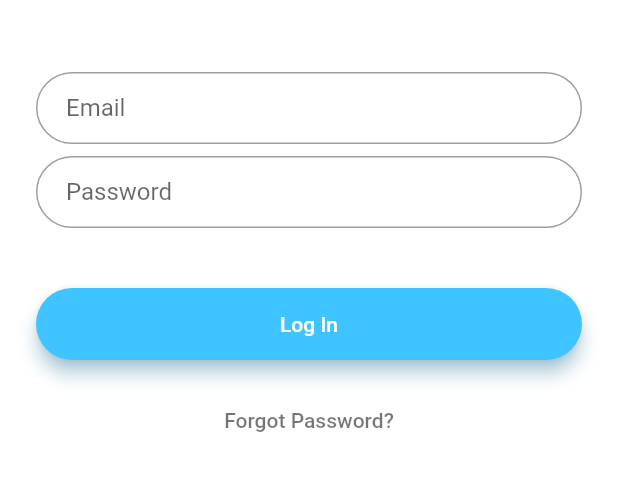
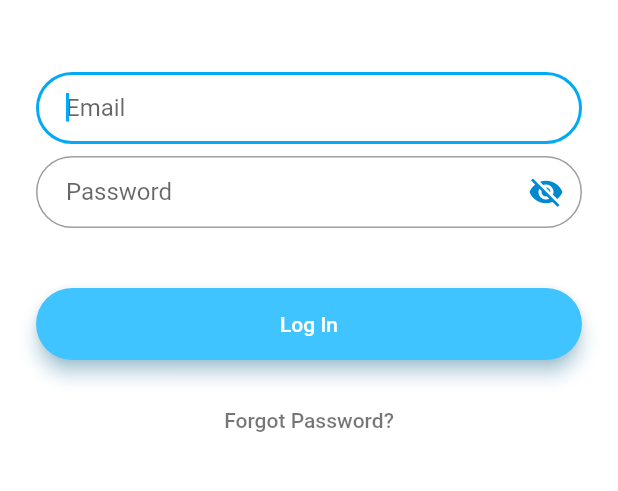
Before and after one commit to Eycer1/pine, a Flutter app: the screen it shows after launch, on a phone screen of 412 x 824 dp, the part 462-953 px from its top. Run offline on Flutter 3.47's test engine with Material 2 defaults, Android fonts, the phone set to English and light mode, and no system bars; Roboto replaces fonts that are missing (Nunito).

Commit message:
show password in log-in page

```diff
--- a/lib/main.dart
+++ b/lib/main.dart
@@ -13,9 +13,8 @@ class PineApp extends StatelessWidget {
   Widget build(BuildContext context) {
     return MaterialApp(
         title: 'Pine Application',
-        // routes: routes,
         debugShowCheckedModeBanner: false,
         theme: ThemeData(primarySwatch: Colors.lightBlue, fontFamily: 'Nunito'),
-        home: const LoginPage());
+        routes: routes);
   }
 }
--- a/lib/pages/login.dart
+++ b/lib/pages/login.dart
@@ -1,14 +1,21 @@
 import 'package:flutter/material.dart';
 
 class LoginPage extends StatefulWidget {
-  static String tag = 'login';
   const LoginPage({super.key});
-
   @override
   State<LoginPage> createState() => _LoginPageState();
 }
 
 class _LoginPageState extends State<LoginPage> {
+  bool _obscureText = true;
+
+  // Toggles the password show status
+  void _toggle() {
+    setState(() {
+      _obscureText = !_obscureText;
+    });
+  }
+
   @override
   Widget build(BuildContext context) {
     final logo = Hero(
@@ -20,7 +27,7 @@ class _LoginPageState extends State<LoginPage> {
 
     final email = TextFormField(
       keyboardType: TextInputType.emailAddress,
-      autofocus: false,
+      autofocus: true,
       decoration: InputDecoration(
           hintText: 'Email',
           contentPadding: const EdgeInsets.fromLTRB(20.0, 10.0, 20.0, 10.0),
@@ -30,9 +37,16 @@ class _LoginPageState extends State<LoginPage> {
 
     final password = TextFormField(
       autofocus: false,
-      obscureText: true,
+      obscureText: _obscureText,
       decoration: InputDecoration(
           hintText: 'Password',
+          suffixIcon: IconButton(
+            icon: Icon(
+              (_obscureText ? Icons.visibility_off : Icons.visibility),
+              color: Theme.of(context).primaryColorDark,
+            ),
+            onPressed: () => _toggle(),
+          ),
           contentPadding: const EdgeInsets.fromLTRB(20.0, 10.0, 20.0, 10.0),
           border:
               OutlineInputBorder(borderRadius: BorderRadius.circular(32.0))),
@@ -47,8 +61,9 @@ class _LoginPageState extends State<LoginPage> {
           elevation: 5.0,
           child: MaterialButton(
             height: 42.0,
-            onPressed: () {},
-            // color: Colors.lightBlueAccent,
+            onPressed: () {
+              Navigator.of(context).pushReplacementNamed('/home');
+            },
             child: const Text(
               'Log In',
               style: TextStyle(color: Colors.white),
--- a/lib/routes/routes.dart
+++ b/lib/routes/routes.dart
@@ -2,6 +2,6 @@ import 'package:pine/pages/home.dart';
 import 'package:pine/pages/login.dart';
 
 final routes = {
-  '/': (context) => const HomePage(),
-  '/login': (context) => const LoginPage()
+  '/': (context) => const LoginPage(),
+  '/home': (context) => const HomePage()
 };
```
